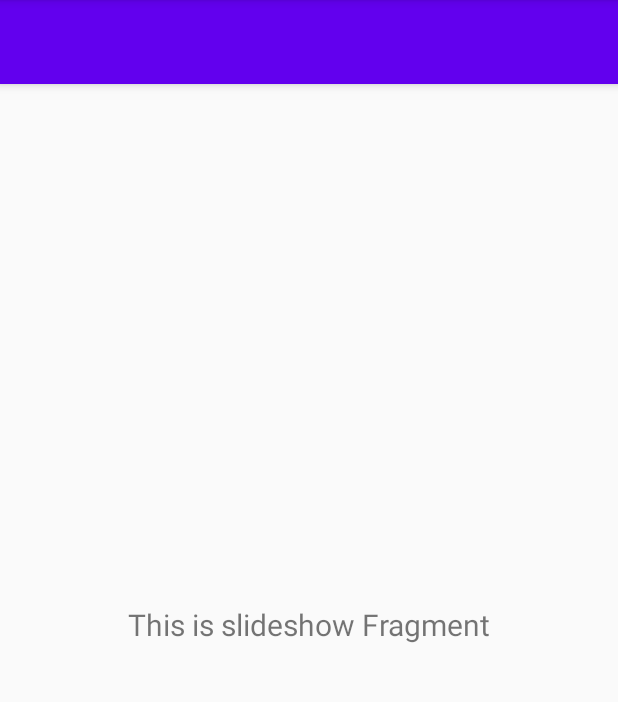
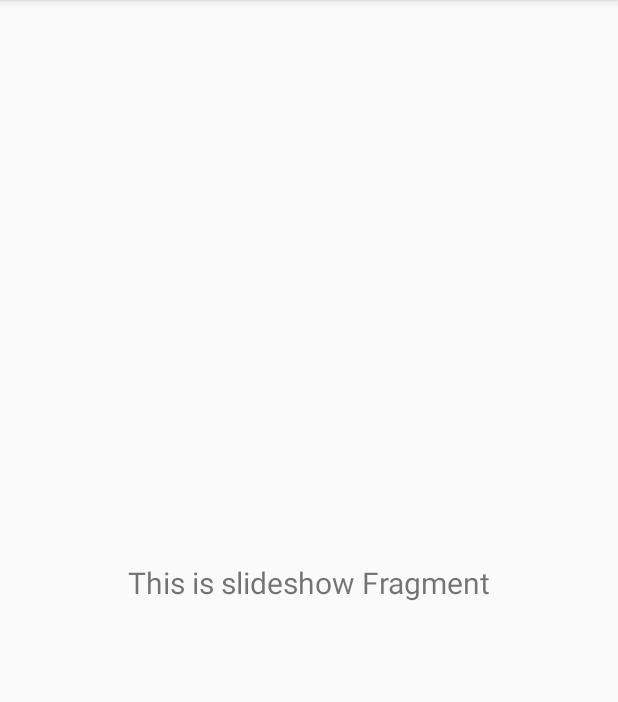
Before and after one commit to cesarwillymc/MonitereoCarros, an Android app: the SupervisorActivity screen opened directly, with no data from a screen before it, on a phone screen of 412 x 824 dp, the part 84-786 px from its top. Run offline under Robolectric (Android 15) with nearby library versions, the phone set to English and light mode, and no system bars; our stand-ins replace navigation-ui; libraries missing offline, so code that uses them is left out: org.jetbrains.anko, org.kodein.di; 2 statements that could not run were skipped.

Commit message:
por fin capta alaoz pueblo

```diff
--- a/app/src/main/java/com/consorciosm/sanmiguel/ui/main/supervisor/SupervisorActivity.kt
+++ b/app/src/main/java/com/consorciosm/sanmiguel/ui/main/supervisor/SupervisorActivity.kt
@@ -8,10 +8,7 @@ import androidx.drawerlayout.widget.DrawerLayout
 import androidx.lifecycle.ViewModelProvider
 import androidx.navigation.NavController
 import androidx.navigation.findNavController
-import androidx.navigation.ui.AppBarConfiguration
-import androidx.navigation.ui.onNavDestinationSelected
-import androidx.navigation.ui.setupActionBarWithNavController
-import androidx.navigation.ui.setupWithNavController
+import androidx.navigation.ui.*
 import com.consorciosm.sanmiguel.R
 import com.consorciosm.sanmiguel.base.BaseActivity
 import com.consorciosm.sanmiguel.ui.main.MainViewModelFactory
@@ -35,66 +32,25 @@ class SupervisorActivity : BaseActivity(),KodeinAware, AppBarConfiguration.OnNav
         viewModel= run {
             ViewModelProvider(this,factory).get(ViewModelMain::class.java)
         }
+        setSupportActionBar(toolbar)
+//        val headerView = navview.getHeaderView(0)
+//        setInfoUser(headerView)
+        navController = findNavController(R.id.nav_host_supervisor)
+        appBarConfiguration = AppBarConfiguration(setOf(
+            R.id.nav_registro, R.id.nav_registro_vehiculo, R.id.nav_partes
+        ) , drawer_layout)
+        setupActionBarWithNavController(navController, appBarConfiguration)
+        navview.setupWithNavController(navController)
+
+    }
 
 
-
-        setSupportActionBar(toolbar)
-        val headerView = navview.getHeaderView(0)
-        setInfoUser(headerView)
-        navController = findNavController(R.id.nav_host_supervisor)
-        // Passing each menu ID as a set of Ids because each
-        // menu should be considered as top level destinations.
-        appBarConfiguration = AppBarConfiguration(setOf(
-            R.id.nav_home, R.id.nav_gallery, R.id.nav_slideshow), drawer_layout)
-        setupActionBarWithNavController(navController, appBarConfiguration)
-        navView.setupWithNavController(navController)
-        // Passing each menu ID as a set of Ids because each
-        // menu should be considered as top level destinations.
-        appBarConfiguration = AppBarConfiguration(navController.graph)
-        //, R.id.nav_permisos,
-        //                R.id.nav_personal,R.id.nav_validacion,R.id.nav_perfil
-        setupNavigation(navController) //setup navigation
-        setupActionBar(navController, appBarConfiguration)
-
-    }
-    private fun setupActionBar(
-        navController: NavController,
-        appBarConfig: AppBarConfiguration
-    ) {
-        setupActionBarWithNavController(navController, appBarConfig)
-    }
-    private fun setupNavigation(navController: NavController) {
-        val sideNavView = findViewById<NavigationView>(R.id.nav_view)
-        sideNavView?.setupWithNavController(navController)
-        val drawerLayout: DrawerLayout? = findViewById(R.id.drawer_layout)
-
-        //fragments load from here but how ?
-        appBarConfiguration = AppBarConfiguration(
-            setOf(
-                R.id.nav_registro, R.id.nav_registro_vehiculo, R.id.nav_partes
-            ) , drawerLayout
-        )
-    }
     private fun setInfoUser(headerView: View?) {
 
     }
 
-    override fun onOptionsItemSelected(item: MenuItem?): Boolean {
-        //I need to open the drawer onClick
-        when (item!!.itemId) {
-            android.R.id.home ->
-                drawer_layout.openDrawer(GravityCompat.START)
-        }
-        return item.onNavDestinationSelected(findNavController(R.id.nav_host_fragment))
-                || super.onOptionsItemSelected(item)
-    }
-    override fun onBackPressed() {
-        //the code is beautiful enough without comments
-        if (drawer_layout.isDrawerOpen(GravityCompat.START)) {
-            drawer_layout.closeDrawer(GravityCompat.START)
-        } else {
-            super.onBackPressed()
-        }
+    override fun onSupportNavigateUp(): Boolean {
+        return navController.navigateUp(appBarConfiguration) || super.onSupportNavigateUp()
     }
 //    override fun onSupportNavigateUp(): Boolean {
 //        return navController.navigateUp(appBarConfiguration) || super.onSupportNavigateUp()
--- a/app/src/main/res/layout/activity_supervisor.xml
+++ b/app/src/main/res/layout/activity_supervisor.xml
@@ -17,6 +17,11 @@
             layout="@layout/app_bar_inicio_main"
             android:layout_width="match_parent"
             android:layout_height="?attr/actionBarSize" />
+        <androidx.constraintlayout.widget.ConstraintLayout
+            android:layout_width="match_parent"
+            android:layout_height="match_parent"
+            app:layout_behavior="@string/appbar_scrolling_view_behavior"
+            tools:showIn="@layout/app_bar_inicio_main">
             <fragment
                 android:id="@+id/nav_host_supervisor"
                 android:name="androidx.navigation.fragment.NavHostFragment"
@@ -24,7 +29,12 @@
                 app:layout_behavior="@string/appbar_scrolling_view_behavior"
                 android:layout_height="match_parent"
                 app:defaultNavHost="true"
+                app:layout_constraintLeft_toLeftOf="parent"
+                app:layout_constraintRight_toRightOf="parent"
+                app:layout_constraintTop_toTopOf="parent"
                 app:navGraph="@navigation/nav_supervisor" />
+        </androidx.constraintlayout.widget.ConstraintLayout>
+
     </androidx.coordinatorlayout.widget.CoordinatorLayout>
 
     <com.google.android.material.navigation.NavigationView
--- a/app/src/main/res/values/styles.xml
+++ b/app/src/main/res/values/styles.xml
@@ -1,7 +1,7 @@
 <resources>
 
     <!-- Base application theme. -->
-    <style name="AppTheme" parent="Theme.AppCompat.Light.DarkActionBar">
+    <style name="AppTheme" parent="Theme.AppCompat.Light.NoActionBar">
         <!-- Customize your theme here. -->
         <item name="colorPrimary">@color/colorPrimary</item>
         <item name="colorPrimaryDark">@color/colorPrimaryDark</item>
```
Lines whose indentation alone changed are shown as unchanged.
